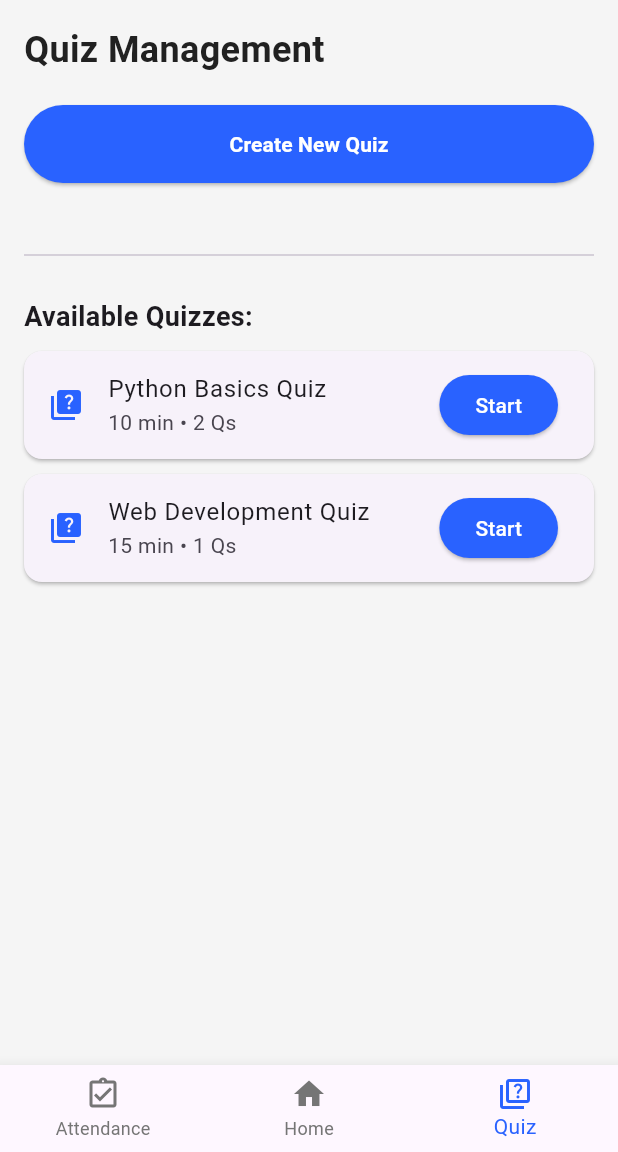
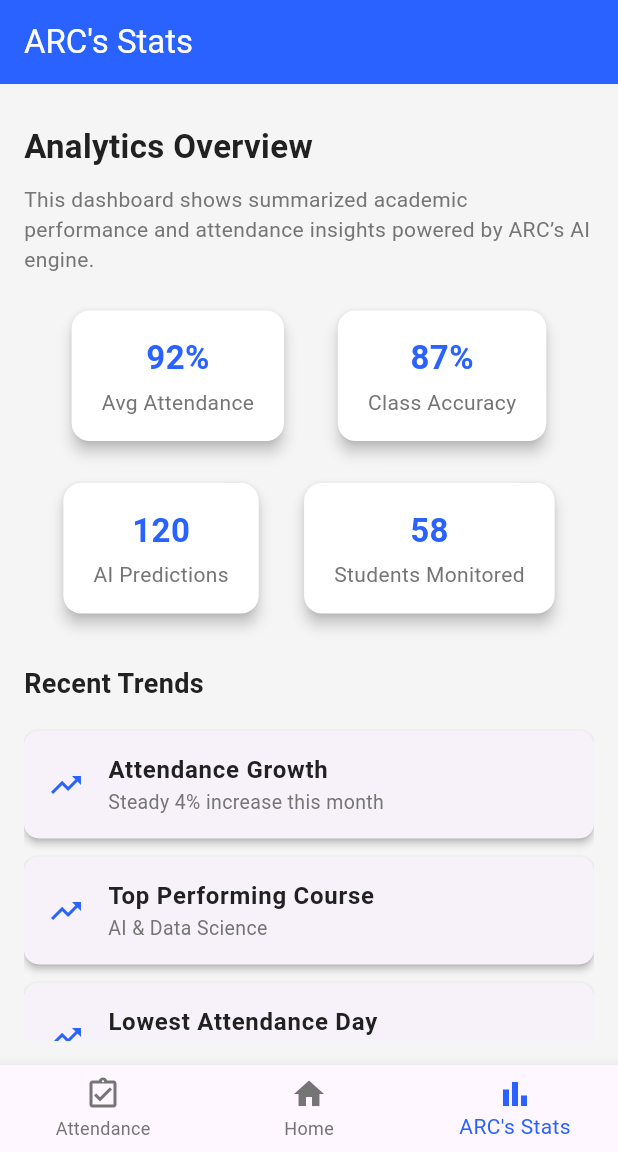
Before and after one commit to MoghulKannan-N/ARC-LVL-1, a Flutter app: the TeacherHomeScreen screen opened directly, item 3 of the bottom bar chosen, on a phone screen of 412 x 824 dp, the part 84-1236 px from its top. Run offline on Flutter 3.47's test engine with Material 3 defaults, Android fonts, the phone set to English and light mode, and no system bars; our stand-ins replace camera, shared_preferences; missing offline and left inert: google_mlkit_face_detection; accounts and stored records are empty; network calls fail.

Commit message:
the quiz part is rem

```diff
--- /dev/null
+++ b/front end/smart_curriculum/lib/screens/Teacher_screens/arc_stats_screen.dart
@@ -0,0 +1,157 @@
+import 'package:flutter/material.dart';
+import 'package:smart_curriculum/utils/constants.dart';
+
+class ArcStatsScreen extends StatelessWidget {
+  const ArcStatsScreen({super.key});
+
+  @override
+  Widget build(BuildContext context) {
+    return Scaffold(
+      backgroundColor: Colors.grey.shade100,
+      appBar: AppBar(
+        title: const Text("ARC's Stats"),
+        backgroundColor: AppColors.primaryColor,
+        foregroundColor: Colors.white,
+        elevation: 0,
+      ),
+      body: Padding(
+        padding: const EdgeInsets.all(16),
+        child: ListView(
+          children: [
+            const SizedBox(height: 10),
+            const Text(
+              "Analytics Overview",
+              style: TextStyle(
+                fontSize: 22,
+                fontWeight: FontWeight.bold,
+                color: AppColors.textColor,
+              ),
+            ),
+            const SizedBox(height: 10),
+            const Text(
+              "This dashboard shows summarized academic performance and attendance insights powered by ARC’s AI engine.",
+              style: TextStyle(color: AppColors.subtitleColor, fontSize: 14),
+            ),
+            const SizedBox(height: 20),
+
+            // ---- Stats Cards ----
+            Row(
+              mainAxisAlignment: MainAxisAlignment.spaceEvenly,
+              children: const [
+                _ArcStatCard(title: "Avg Attendance", value: "92%"),
+                _ArcStatCard(title: "Class Accuracy", value: "87%"),
+              ],
+            ),
+            const SizedBox(height: 20),
+            Row(
+              mainAxisAlignment: MainAxisAlignment.spaceEvenly,
+              children: const [
+                _ArcStatCard(title: "AI Predictions", value: "120"),
+                _ArcStatCard(title: "Students Monitored", value: "58"),
+              ],
+            ),
+
+            const SizedBox(height: 30),
+            const Text(
+              "Recent Trends",
+              style: TextStyle(
+                fontSize: 18,
+                fontWeight: FontWeight.bold,
+                color: AppColors.textColor,
+              ),
+            ),
+            const SizedBox(height: 12),
+            _trendTile("Attendance Growth", "Steady 4% increase this month"),
+            _trendTile("Top Performing Course", "AI & Data Science"),
+            _trendTile("Lowest Attendance Day", "Monday"),
+            _trendTile("ARC’s Next Recommendation", "Increase engagement in ML labs"),
+
+            const SizedBox(height: 30),
+            const Text(
+              "AI Summary",
+              style: TextStyle(
+                fontSize: 18,
+                fontWeight: FontWeight.bold,
+                color: AppColors.textColor,
+              ),
+            ),
+            const SizedBox(height: 10),
+            Container(
+              decoration: BoxDecoration(
+                color: Colors.white,
+                borderRadius: BorderRadius.circular(12),
+                boxShadow: [
+                  BoxShadow(
+                    color: Colors.grey.shade300,
+                    blurRadius: 5,
+                    offset: const Offset(0, 3),
+                  ),
+                ],
+              ),
+              padding: const EdgeInsets.all(16),
+              child: const Text(
+                "ARC’s analysis indicates strong academic engagement. "
+                "Students show consistent attendance patterns and high learning retention. "
+                "Focus on improving participation during early-week sessions for balanced performance.",
+                style: TextStyle(color: AppColors.subtitleColor, fontSize: 14),
+              ),
+            ),
+          ],
+        ),
+      ),
+    );
+  }
+}
+
+// ------------------------------------------------------
+// Reusable Components
+// ------------------------------------------------------
+
+class _ArcStatCard extends StatelessWidget {
+  final String title;
+  final String value;
+
+  const _ArcStatCard({required this.title, required this.value});
+
+  @override
+  Widget build(BuildContext context) {
+    return Card(
+      color: Colors.white,
+      elevation: 4,
+      shape: RoundedRectangleBorder(borderRadius: BorderRadius.circular(12)),
+      child: Padding(
+        padding: const EdgeInsets.symmetric(horizontal: 20, vertical: 16),
+        child: Column(
+          children: [
+            Text(value,
+                style: const TextStyle(
+                    fontSize: 22,
+                    fontWeight: FontWeight.bold,
+                    color: AppColors.primaryColor)),
+            const SizedBox(height: 4),
+            Text(title,
+                style: const TextStyle(
+                    fontSize: 14, color: AppColors.subtitleColor)),
+          ],
+        ),
+      ),
+    );
+  }
+}
+
+Widget _trendTile(String title, String subtitle) {
+  return Card(
+    elevation: 2,
+    shape: RoundedRectangleBorder(borderRadius: BorderRadius.circular(10)),
+    margin: const EdgeInsets.symmetric(vertical: 6),
+    child: ListTile(
+      leading: const Icon(Icons.trending_up, color: AppColors.primaryColor),
+      title: Text(title,
+          style: const TextStyle(
+              fontWeight: FontWeight.bold, color: AppColors.textColor)),
+      subtitle: Text(subtitle,
+          style:
+              const TextStyle(fontSize: 13, color: AppColors.subtitleColor)),
+    ),
+  );
+}
--- a/front end/smart_curriculum/lib/screens/Teacher_screens/quiz_screen.dart
+++ /dev/null
@@ -1,412 +0,0 @@
-import 'package:flutter/material.dart';
-import 'package:smart_curriculum/utils/constants.dart';
-import 'package:smart_curriculum/models/Teacher_model/quiz_model.dart';
-
-class QuizScreen extends StatefulWidget {
-  const QuizScreen({super.key});
-
-  @override
-  _QuizScreenState createState() => _QuizScreenState();
-}
-
-class _QuizScreenState extends State<QuizScreen> {
-  bool _isQuizActive = false;
-  int _quizTimeRemaining = 600;
-  final List<Quiz> _quizzes = [];
-  final _formKey = GlobalKey<FormState>();
-  final TextEditingController _quizNameController = TextEditingController();
-  final TextEditingController _questionController = TextEditingController();
-  final List<TextEditingController> _optionControllers = [
-    TextEditingController(),
-    TextEditingController(),
-    TextEditingController(),
-    TextEditingController(),
-  ];
-  int _correctAnswerIndex = 0;
-  bool _showCreateForm = false;
-  Quiz? _currentQuiz;
-
-  @override
-  void initState() {
-    super.initState();
-    _loadDummyQuizzes();
-  }
-
-  void _loadDummyQuizzes() {
-    _quizzes.addAll([
-      Quiz(
-        id: '1',
-        title: 'Python Basics Quiz',
-        description: 'Test your knowledge of Python fundamentals',
-        duration: 10,
-        questions: [
-          Question(
-            questionText: 'Which keyword is used to define a function in Python?',
-            options: ['def', 'function', 'define', 'func'],
-            correctAnswerIndex: 0,
-          ),
-          Question(
-            questionText: 'Which data type is immutable in Python?',
-            options: ['List', 'Dictionary', 'Tuple', 'Set'],
-            correctAnswerIndex: 2,
-          ),
-        ],
-      ),
-      Quiz(
-        id: '2',
-        title: 'Web Development Quiz',
-        description: 'HTML, CSS, and JavaScript fundamentals',
-        duration: 15,
-        questions: [
-          Question(
-            questionText: 'Which tag is used for creating a hyperlink?',
-            options: ['<a>', '<link>', '<href>', '<url>'],
-            correctAnswerIndex: 0,
-          ),
-        ],
-      ),
-    ]);
-  }
-
-  void _addQuiz() {
-    if (_formKey.currentState!.validate()) {
-      final newQuiz = Quiz(
-        id: '${_quizzes.length + 1}',
-        title: _quizNameController.text,
-        description: 'Custom created quiz',
-        duration: 10,
-        questions: [
-          Question(
-            questionText: _questionController.text,
-            options: _optionControllers.map((c) => c.text).toList(),
-            correctAnswerIndex: _correctAnswerIndex,
-          ),
-        ],
-      );
-
-      setState(() {
-        _quizzes.add(newQuiz);
-        _resetForm();
-        _showCreateForm = false;
-      });
-
-      ScaffoldMessenger.of(context).showSnackBar(
-        const SnackBar(content: Text('Quiz added successfully!')),
-      );
-    }
-  }
-
-  void _resetForm() {
-    _quizNameController.clear();
-    _questionController.clear();
-    for (var controller in _optionControllers) {
-      controller.clear();
-    }
-    _correctAnswerIndex = 0;
-  }
-
-  @override
-  Widget build(BuildContext context) {
-    return Scaffold(
-      body: Padding(
-        padding: const EdgeInsets.all(16.0),
-        child: Column(
-          crossAxisAlignment: CrossAxisAlignment.stretch,
-          children: [
-            const Text(
-              'Quiz Management',
-              style: TextStyle(
-                fontSize: 24,
-                fontWeight: FontWeight.bold,
-                color: AppColors.textColor,
-              ),
-            ),
-            const SizedBox(height: 20),
-
-            // Quiz Timer Section (shown when quiz is active)
-            if (_isQuizActive) ...[
-              Card(
-                color: AppColors.primaryColor.withOpacity(0.1),
-                child: Padding(
-                  padding: const EdgeInsets.all(16.0),
-                  child: Column(
-                    children: [
-                      Text(
-                        '${_currentQuiz?.title} - In Progress',
-                        style: const TextStyle(
-                          fontSize: 18,
-                          fontWeight: FontWeight.bold,
-                          color: AppColors.primaryColor,
-                        ),
-                      ),
-                      const SizedBox(height: 10),
-                      Text(
-                        'Time remaining: ${_formatTime(_quizTimeRemaining)}',
-                        style: const TextStyle(
-                          fontSize: 16,
-                          fontWeight: FontWeight.bold,
-                        ),
-                      ),
-                      const SizedBox(height: 20),
-                      ElevatedButton(
-                        onPressed: _stopQuiz,
-                        style: ElevatedButton.styleFrom(
-                          backgroundColor: AppColors.errorColor,
-                          padding: const EdgeInsets.symmetric(
-                              horizontal: 24, vertical: 12),
-                        ),
-                        child: const Text(
-                          'Stop Quiz',
-                          style: TextStyle(
-                            color: Colors.white,
-                            fontWeight: FontWeight.bold,
-                          ),
-                        ),
-                      ),
-                    ],
-                  ),
-                ),
-              ),
-              const SizedBox(height: 20),
-            ],
-
-            // Create Quiz Button (hidden when quiz is active)
-            if (!_isQuizActive) ...[
-              ElevatedButton(
-                onPressed: () {
-                  setState(() {
-                    _showCreateForm = !_showCreateForm;
-                  });
-                },
-                style: ElevatedButton.styleFrom(
-                  backgroundColor: AppColors.primaryColor,
-                  padding: const EdgeInsets.symmetric(vertical: 16),
-                ),
-                child: Text(
-                  _showCreateForm ? 'Cancel Create Quiz' : 'Create New Quiz',
-                  style: const TextStyle(
-                    color: Colors.white,
-                    fontWeight: FontWeight.bold,
-                  ),
-                ),
-              ),
-              const SizedBox(height: 20),
-            ],
-
-            // Create Quiz Form (only shown when _showCreateForm is true)
-            if (_showCreateForm && !_isQuizActive) ...[
-              Expanded(
-                child: SingleChildScrollView(
-                  child: Card(
-                    child: Padding(
-                      padding: const EdgeInsets.all(16.0),
-                      child: Form(
-                        key: _formKey,
-                        child: Column(
-                          crossAxisAlignment: CrossAxisAlignment.stretch,
-                          children: [
-                            const Text(
-                              'Create New Quiz',
-                              style: TextStyle(
-                                fontSize: 18,
-                                fontWeight: FontWeight.bold,
-                              ),
-                            ),
-                            const SizedBox(height: 15),
-                            TextFormField(
-                              controller: _quizNameController,
-                              decoration: const InputDecoration(
-                                labelText: 'Quiz Name',
-                                border: OutlineInputBorder(),
-                              ),
-                              validator: (value) {
-                                if (value == null || value.isEmpty) {
-                                  return 'Please enter quiz name';
-                                }
-                                return null;
-                              },
-                            ),
-                            const SizedBox(height: 15),
-                            TextFormField(
-                              controller: _questionController,
-                              decoration: const InputDecoration(
-                                labelText: 'Question',
-                                border: OutlineInputBorder(),
-                              ),
-                              validator: (value) {
-                                if (value == null || value.isEmpty) {
-                                  return 'Please enter question';
-                                }
-                                return null;
-                              },
-                            ),
-                            const SizedBox(height: 15),
-                            const Text(
-                              'Options:',
-                              style: TextStyle(fontWeight: FontWeight.bold),
-                            ),
-                            ..._optionControllers.asMap().entries.map((entry) {
-                              final index = entry.key;
-                              final controller = entry.value;
-                              return Padding(
-                                padding: const EdgeInsets.only(top: 8.0),
-                                child: Row(
-                                  children: [
-                                    Radio<int>(
-                                      value: index,
-                                      groupValue: _correctAnswerIndex,
-                                      onChanged: (value) {
-                                        setState(() {
-                                          _correctAnswerIndex = value!;
-                                        });
-                                      },
-                                    ),
-                                    Expanded(
-                                      child: TextFormField(
-                                        controller: controller,
-                                        decoration: InputDecoration(
-                                          labelText: 'Option ${index + 1}',
-                                          border: const OutlineInputBorder(),
-                                        ),
-                                        validator: (value) {
-                                          if (value == null || value.isEmpty) {
-                                            return 'Please enter option';
-                                          }
-                                          return null;
-                                        },
-                                      ),
-                                    ),
-                                  ],
-                                ),
-                              );
-                            }),
-                            const SizedBox(height: 15),
-                            ElevatedButton(
-                              onPressed: _addQuiz,
-                              style: ElevatedButton.styleFrom(
-                                backgroundColor: AppColors.primaryColor,
-                                padding:
-                                    const EdgeInsets.symmetric(vertical: 15),
-                              ),
-                              child: const Text(
-                                'Add Quiz',
-                                style: TextStyle(
-                                  color: Colors.white,
-                                  fontWeight: FontWeight.bold,
-                                ),
-                              ),
-                            ),
-                          ],
-                        ),
-                      ),
-                    ),
-                  ),
-                ),
-              ),
-            ],
-
-            // Available quizzes
-            if (!_isQuizActive && !_showCreateForm) ...[
-              const SizedBox(height: 20),
-              const Divider(),
-              const SizedBox(height: 20),
-              const Text(
-                'Available Quizzes:',
-                style: TextStyle(
-                  fontSize: 18,
-                  fontWeight: FontWeight.bold,
-                ),
-              ),
-              const SizedBox(height: 10),
-              Expanded(
-                child: ListView.builder(
-                  itemCount: _quizzes.length,
-                  itemBuilder: (context, index) {
-                    final quiz = _quizzes[index];
-                    return Card(
-                      margin: const EdgeInsets.only(bottom: 10),
-                      child: ListTile(
-                        leading: const Icon(Icons.quiz,
-                            color: AppColors.primaryColor),
-                        title: Text(quiz.title),
-                        subtitle: Text(
-                            '${quiz.duration} min • ${quiz.questions.length} Qs'),
-                        trailing: ElevatedButton(
-                          onPressed: () {
-                            _startSpecificQuiz(quiz);
-                          },
-                          style: ElevatedButton.styleFrom(
-                            backgroundColor: AppColors.primaryColor,
-                          ),
-                          child: const Text(
-                            'Start',
-                            style: TextStyle(color: Colors.white),
-                          ),
-                        ),
-                      ),
-                    );
-                  },
-                ),
-              ),
-            ],
-          ],
-        ),
-      ),
-    );
-  }
-
-  String _formatTime(int seconds) {
-    int minutes = seconds ~/ 60;
-    int remainingSeconds = seconds % 60;
-    return '${minutes.toString().padLeft(2, '0')}:${remainingSeconds.toString().padLeft(2, '0')}';
-  }
-
-  void _startSpecificQuiz(Quiz quiz) {
-    setState(() {
-      _isQuizActive = true;
-      _currentQuiz = quiz;
-      _quizTimeRemaining = quiz.duration * 60;
-      _showCreateForm = false;
-    });
-
-    _startQuizTimer();
-  }
-
-  void _startQuizTimer() {
-    if (_isQuizActive && _quizTimeRemaining > 0) {
-      Future.delayed(const Duration(seconds: 1), () {
-        if (_isQuizActive && mounted) {
-          setState(() {
-            _quizTimeRemaining--;
-          });
-          _startQuizTimer();
-        }
-      });
-    } else if (_quizTimeRemaining == 0) {
-      _stopQuiz();
-    }
-  }
-
-  void _stopQuiz() {
-    setState(() {
-      _isQuizActive = false;
-      _currentQuiz = null;
-    });
-    ScaffoldMessenger.of(context).showSnackBar(
-      const SnackBar(
-        content: Text('Quiz completed successfully!'),
-        duration: Duration(seconds: 2),
-      ),
-    );
-  }
-
-  @override
-  void dispose() {
-    _quizNameController.dispose();
-    _questionController.dispose();
-    for (var controller in _optionControllers) {
-      controller.dispose();
-    }
-    super.dispose();
-  }
-}
--- a/front end/smart_curriculum/lib/screens/Teacher_screens/teacher_home_screen.dart
+++ b/front end/smart_curriculum/lib/screens/Teacher_screens/teacher_home_screen.dart
@@ -4,8 +4,8 @@ import 'package:flutter/services.dart';
 import 'package:shared_preferences/shared_preferences.dart';
 import 'package:smart_curriculum/utils/constants.dart';
 import 'package:smart_curriculum/screens/Teacher_screens/attendance_screen.dart';
-import 'package:smart_curriculum/screens/Teacher_screens/quiz_screen.dart';
 import 'package:smart_curriculum/screens/Teacher_screens/configure_settings_screen.dart';
+import 'package:smart_curriculum/screens/Teacher_screens/arc_stats_screen.dart';
 import 'package:smart_curriculum/services/Teacher_service/teacher_api_service.dart'
     as teacher_api;
 import 'package:smart_curriculum/services/Student_service/student_api_service.dart'
@@ -25,7 +25,7 @@ class _TeacherHomeScreenState extends State<TeacherHomeScreen> {
   final List<Widget> _screens = const [
     AttendanceScreen(),
     TeacherHomeContent(),
-    QuizScreen(),
+    ArcStatsScreen(),
   ];
 
   @override
@@ -77,20 +77,15 @@ class _TeacherHomeScreenState extends State<TeacherHomeScreen> {
           ),
         ],
       ),
+
+      // ---- Main Body Controlled by Bottom Nav ----
       body: _screens[_currentIndex],
+
+      // ---- Bottom Navigation Bar ----
       bottomNavigationBar: BottomNavigationBar(
         currentIndex: _currentIndex,
-        onTap: (index) async {
-          // Refresh stats when coming back from attendance
-          if (index == 0) {
-            await Navigator.push(
-              context,
-              MaterialPageRoute(builder: (_) => const AttendanceScreen()),
-            );
-            setState(() {});
-          } else {
-            setState(() => _currentIndex = index);
-          }
+        onTap: (index) {
+          setState(() => _currentIndex = index);
         },
         selectedItemColor: AppColors.primaryColor,
         unselectedItemColor: AppColors.subtitleColor,
@@ -104,8 +99,8 @@ class _TeacherHomeScreenState extends State<TeacherHomeScreen> {
             label: 'Home',
           ),
           BottomNavigationBarItem(
-            icon: Icon(Icons.quiz_outlined),
-            label: 'Quiz',
+            icon: Icon(Icons.bar_chart_outlined),
+            label: "ARC's Stats",
           ),
         ],
       ),
@@ -113,9 +108,9 @@ class _TeacherHomeScreenState extends State<TeacherHomeScreen> {
   }
 }
 
-/// =====================================================================
-/// HOME SCREEN CONTENT
-/// =====================================================================
+//
+// ================= HOME SCREEN CONTENT =================
+//
 
 class TeacherHomeContent extends StatelessWidget {
   const TeacherHomeContent({super.key});
@@ -329,9 +324,9 @@ class TeacherHomeContent extends StatelessWidget {
   }
 }
 
-/// =====================================================================
-/// STATS CARD
-/// =====================================================================
+//
+// ================== STATS CARD ==================
+//
 
 class StatCard extends StatelessWidget {
   final String title;
@@ -363,9 +358,9 @@ class StatCard extends StatelessWidget {
   }
 }
 
-/// =====================================================================
-/// BLUETOOTH TIMER DIALOG
-/// =====================================================================
+//
+// ============= BLUETOOTH TIMER DIALOG =============
+//
 
 class BluetoothTimerDialog extends StatefulWidget {
   final String sessionType;
```
Also changed, not shown: front end/smart_curriculum/lib/screens/Teacher_screens/attendance_screen.dart (+89 -36 lines), 1 other file.
